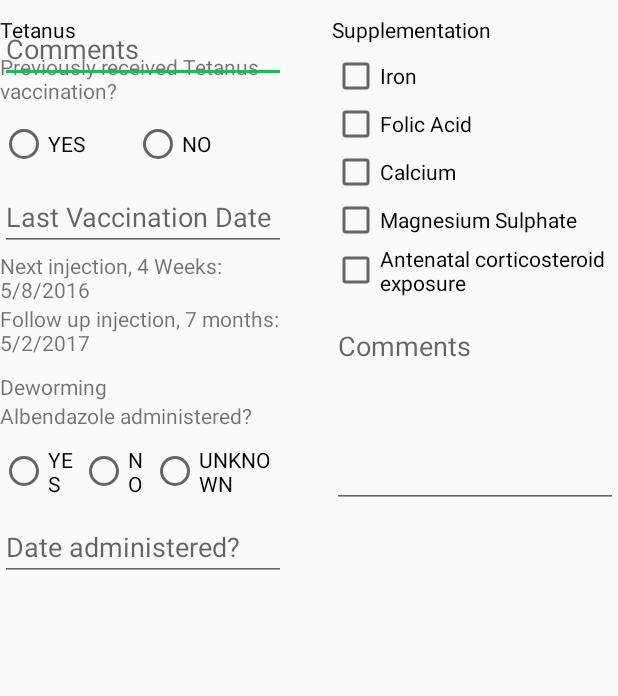
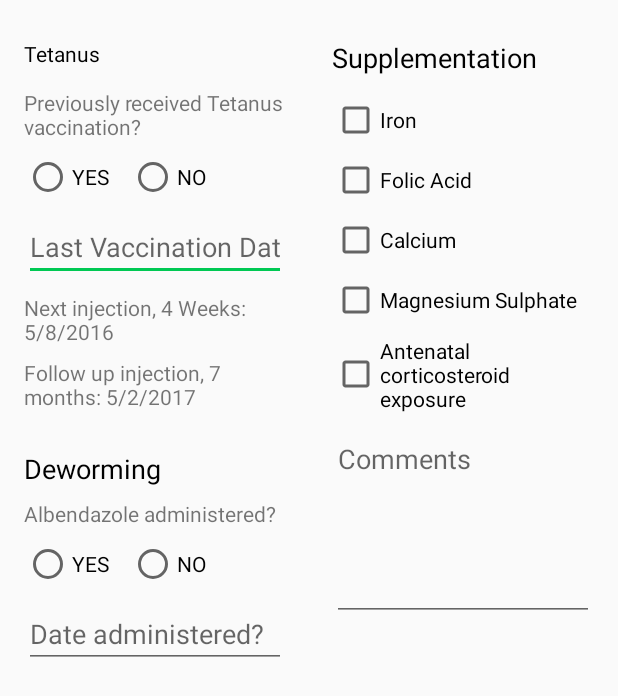
Before and after one commit to ilabafrica/health-project, an Android app: the layout fragment_immunizations_and_supplements.xml on its own in the app's theme, with its tools: preview values and no code run, on a phone screen of 412 x 824 dp. Shown: the top 696 px of the screen. Run offline under Robolectric (Android 15) with nearby library versions, the phone set to English and light mode, and no system bars.

Commit message:
Fixes styling for fragment_immunizations_and_supplements.xml

```diff
--- a/mhealth4afrika/app/src/main/res/layout/fragment_immunizations_and_supplements.xml
+++ b/mhealth4afrika/app/src/main/res/layout/fragment_immunizations_and_supplements.xml
@@ -6,6 +6,7 @@
         android:layout_width="match_parent"
         android:layout_height="match_parent">
         <LinearLayout
+            android:padding="@dimen/activity_horizontal_margin"
             android:layout_width="match_parent"
             android:layout_height="match_parent"
             android:orientation="horizontal">
@@ -34,11 +35,12 @@
                         <TextView
                             android:layout_width="match_parent"
                             android:layout_height="wrap_content"
-                            android:text="Previously received Tetanus vaccination?"/>
+                            android:text="Previously received Tetanus vaccination?"
+                            android:layout_marginTop="8dp" />
 
                         <RadioGroup
                             android:layout_width="match_parent"
-                            android:layout_marginTop="10dp"
+                            android:layout_marginTop="8dp"
                             android:layout_height="match_parent"
                             android:orientation="horizontal">
 
@@ -46,18 +48,18 @@
                                 android:layout_width="wrap_content"
                                 android:layout_height="wrap_content"
                                 android:text="YES"
-                                android:layout_weight="1" />
+                                android:layout_weight=".25" />
 
                             <RadioButton
                                 android:layout_width="wrap_content"
                                 android:layout_height="wrap_content"
                                 android:text="NO"
-                                android:layout_weight="1.5" />
+                                android:layout_weight="1" />
                         </RadioGroup>
 
                         <EditText
                             android:inputType="text"
-                            android:layout_marginTop="10dp"
+                            android:layout_marginTop="8dp"
                             android:gravity="top|left"
                             android:maxLines="7"
                             android:hint="Last Vaccination Date"
@@ -71,11 +73,13 @@
                             <TextView
                                 android:layout_width="match_parent"
                                 android:layout_height="wrap_content"
-                                android:text="Next injection, 4 Weeks: 5/8/2016"/>
+                                android:text="Next injection, 4 Weeks: 5/8/2016"
+                                android:layout_marginTop="8dp" />
                             <TextView
                                 android:layout_width="match_parent"
                                 android:layout_height="wrap_content"
-                                android:text="Follow up injection, 7 months: 5/2/2017"/>
+                                android:text="Follow up injection, 7 months: 5/2/2017"
+                                android:layout_marginTop="8dp" />
                         </LinearLayout>
                     </LinearLayout>
                     <LinearLayout
@@ -88,16 +92,21 @@
                         <TextView
                             android:layout_width="match_parent"
                             android:layout_height="wrap_content"
-                            android:text="Deworming"/>
+                            android:text="Deworming"
+                            android:textIsSelectable="false"
+                            android:textAppearance="@style/TextAppearance.AppCompat.Medium"
+                            android:textColor="@android:color/black"
+                            android:layout_marginTop="16dp" />
 
                         <TextView
                             android:layout_width="match_parent"
                             android:layout_height="wrap_content"
-                            android:text="Albendazole administered?"/>
+                            android:text="Albendazole administered?"
+                            android:layout_marginTop="8dp" />
 
                         <RadioGroup
                             android:layout_width="match_parent"
-                            android:layout_marginTop="10dp"
+                            android:layout_marginTop="8dp"
                             android:layout_height="match_parent"
                             android:orientation="horizontal">
 
@@ -105,24 +114,18 @@
                                 android:layout_width="wrap_content"
                                 android:layout_height="wrap_content"
                                 android:text="YES"
-                                android:layout_weight=".35" />
+                                android:layout_weight=".25" />
 
                             <RadioButton
                                 android:layout_width="wrap_content"
                                 android:layout_height="wrap_content"
                                 android:text="NO"
-                                android:layout_weight=".35" />
-
-                            <RadioButton
-                                android:layout_width="wrap_content"
-                                android:layout_height="wrap_content"
-                                android:text="UNKNOWN"
                                 android:layout_weight="1" />
                         </RadioGroup>
 
                         <EditText
                             android:inputType="text"
-                            android:layout_marginTop="10dp"
+                            android:layout_marginTop="8dp"
                             android:gravity="top|left"
                             android:maxLines="7"
                             android:hint="Date administered?"
@@ -131,15 +134,6 @@
                             android:layout_below="@id/allergyChoices"/>
                     </LinearLayout>
 
-                    <EditText
-                        android:inputType="textMultiLine"
-                        android:layout_marginTop="10dp"
-                        android:gravity="top|left"
-                        android:maxLines="7"
-                        android:hint="Comments"
-                        android:layout_height="wrap_content"
-                        android:layout_width="fill_parent"
-                        android:layout_below="@id/hypertension" />
                 </RelativeLayout>
             </RelativeLayout>
             <RelativeLayout
@@ -162,38 +156,44 @@
                             android:layout_height="wrap_content"
                             android:textColor="#000"
                             android:layout_marginBottom="5dp"
-                            android:text="Supplementation"/>
+                            android:text="Supplementation"
+                            android:textAppearance="@style/TextAppearance.AppCompat.Medium" />
 
 
                         <CheckBox
                             android:layout_width="wrap_content"
                             android:layout_height="wrap_content"
                             android:text="Iron"
-                            android:id="@+id/checkBox14" />
+                            android:id="@+id/checkBox14"
+                            android:layout_marginTop="8dp" />
 
                         <CheckBox
                             android:layout_width="wrap_content"
                             android:layout_height="wrap_content"
                             android:text="Folic Acid"
-                            android:id="@+id/checkBox15" />
+                            android:id="@+id/checkBox15"
+                            android:layout_marginTop="8dp" />
 
                         <CheckBox
                             android:layout_width="wrap_content"
                             android:layout_height="wrap_content"
                             android:text="Calcium"
-                            android:id="@+id/checkBox16" />
+                            android:id="@+id/checkBox16"
+                            android:layout_marginTop="8dp" />
 
                         <CheckBox
                             android:layout_width="wrap_content"
                             android:layout_height="wrap_content"
                             android:text="Magnesium Sulphate"
-                            android:id="@+id/checkBox17" />
+                            android:id="@+id/checkBox17"
+                            android:layout_marginTop="8dp" />
 
                         <CheckBox
                             android:layout_width="wrap_content"
                             android:layout_height="wrap_content"
                             android:text="Antenatal corticosteroid exposure"
-                            android:id="@+id/checkBox18" />
+                            android:id="@+id/checkBox18"
+                            android:layout_marginTop="8dp" />
 
                         <EditText
                             android:inputType="textMultiLine"
@@ -202,7 +202,7 @@
                             android:minLines="5"
                             android:gravity="top|left"
                             android:maxLines="7"
-                            android:layout_marginTop="10dp"
+                            android:layout_marginTop="8dp"
                             android:hint="Comments"
                             android:layout_height="wrap_content"
                             android:layout_width="fill_parent"
```
